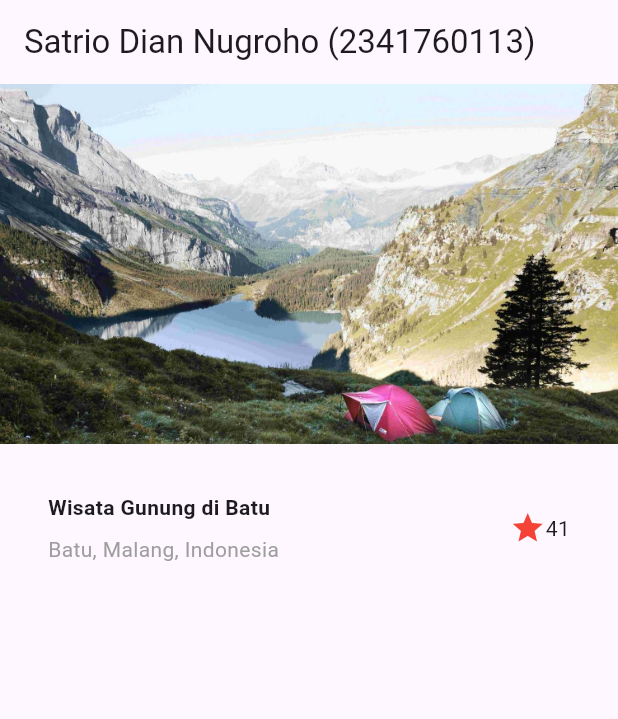
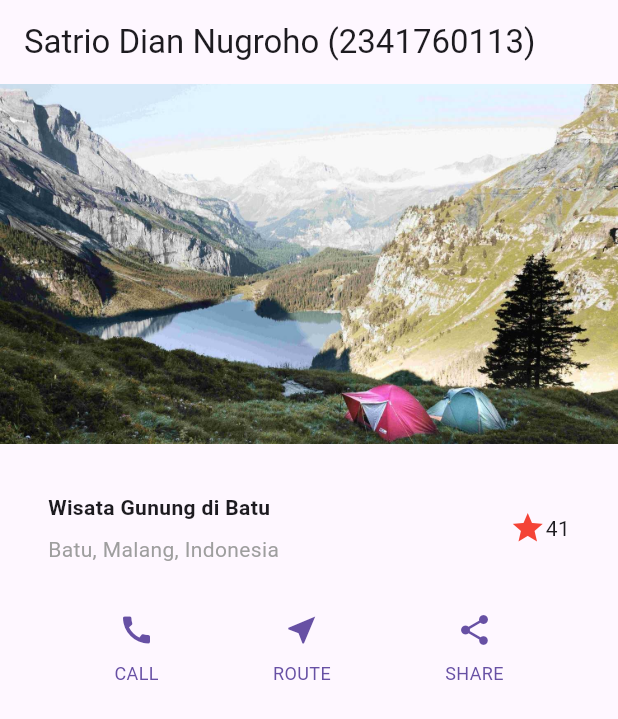
Before and after one commit to SATRIODIANNUGROHO/flutter-fundamental-part2, a Flutter app: the screen it shows after launch, on a phone screen of 412 x 824 dp. Shown: the top 719 px of the screen. Run offline on Flutter 3.47's test engine with Material 3 defaults, Android fonts, the phone set to English and light mode, and no system bars.

Commit message:
Create a private method named buildButtonColumn() to build a button column containing icons and text. This method accepts color, icon, and text parameters so that it can be used repeatedly with the same appearance.

```diff
--- a/lib/main.dart
+++ b/lib/main.dart
@@ -27,7 +27,7 @@ class MyApp extends StatelessWidget {
                 Text(
                   'Batu, Malang, Indonesia',
                   style: TextStyle(
-                    color: Colors.grey,
+                    color: Colors.grey[500],
                   ),
                 ),
               ],
@@ -40,6 +40,17 @@ class MyApp extends StatelessWidget {
           const Text('41'),
         ],
       ),
+    );
+
+    Color color = Theme.of(context).primaryColor;
+
+    Widget buttonSection = Row(
+      mainAxisAlignment: MainAxisAlignment.spaceEvenly,
+      children: [
+        _buildButtonColumn(color, Icons.call, 'CALL'),
+        _buildButtonColumn(color, Icons.near_me, 'ROUTE'),
+        _buildButtonColumn(color, Icons.share, 'SHARE'),
+      ],
     );
 
     return MaterialApp(
@@ -57,9 +68,31 @@ class MyApp extends StatelessWidget {
               fit: BoxFit.cover,
             ),
             titleSection,
+            buttonSection,
           ],
         ),
       ),
     );
   }
+
+  Column _buildButtonColumn(Color color, IconData icon, String label) {
+    return Column(
+      mainAxisSize: MainAxisSize.min,
+      mainAxisAlignment: MainAxisAlignment.center,
+      children: [
+        Icon(icon, color: color),
+        Container(
+          margin: const EdgeInsets.only(top: 8),
+          child: Text(
+            label,
+            style: TextStyle(
+              fontSize: 12,
+              fontWeight: FontWeight.w400,
+              color: color,
+            ),
+          ),
+        ),
+      ],
+    );
+  }
 }
```
Also changed, not shown: images/3.jpg (added), 1 other file.
